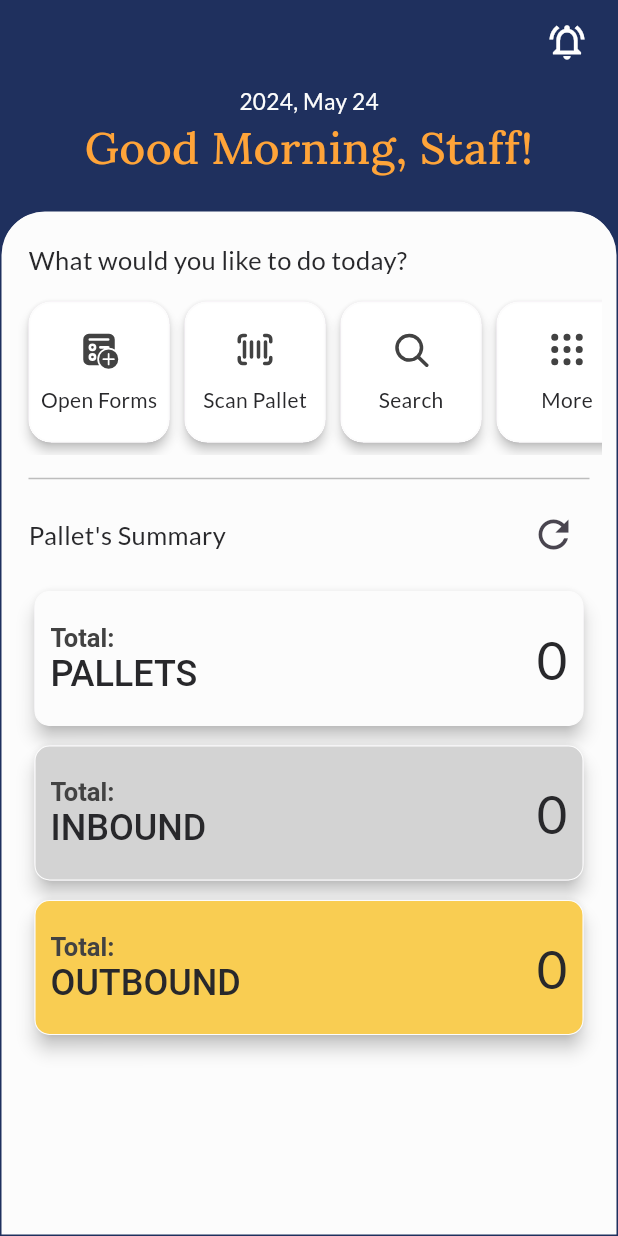
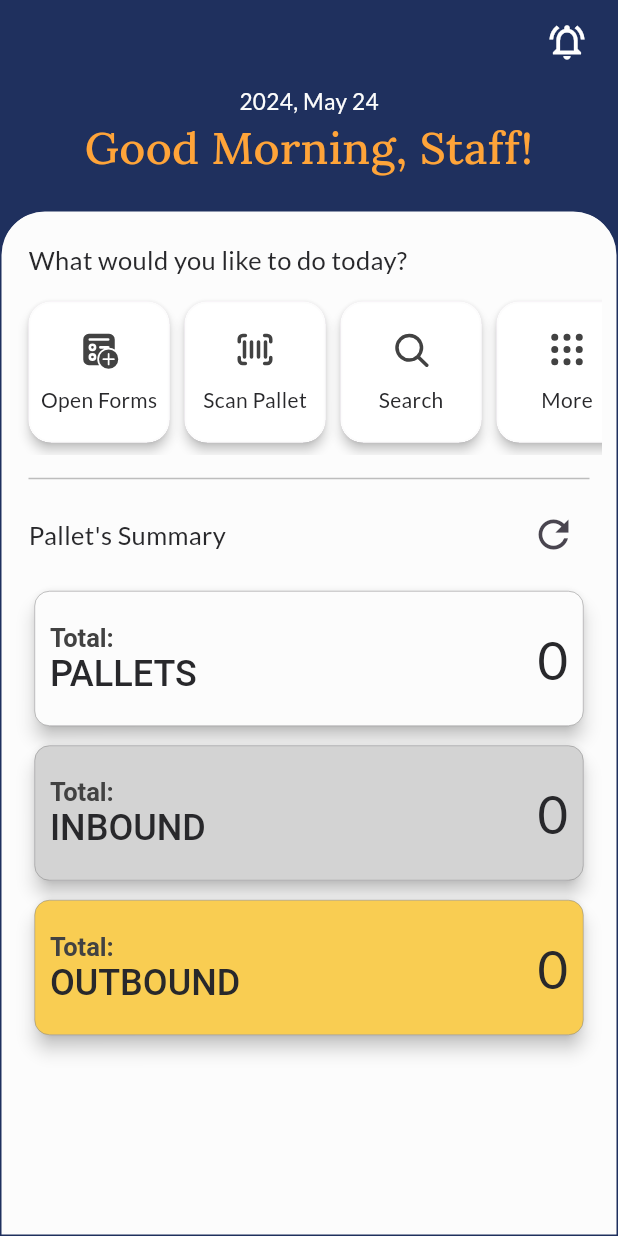
Before and after one commit to AfiqNSE/store_management_flutter_app, a Flutter app: the HomeView screen opened directly, on a phone screen of 412 x 824 dp. Run offline on Flutter 3.47's test engine with Material 3 defaults, Android fonts, the phone set to English and light mode, and no system bars; our stand-ins replace dropdown_button2, firebase_core, firebase_messaging, fluentui_system_icons, flutter_local_notifications, flutter_secure_storage and 6 more; missing offline and left inert: flutter_barcode_scanner, syncfusion_flutter_signaturepad; accounts and stored records are empty; network calls fail; project files that could hold a hidden picture were left out.

Commit message:
Minor update

```diff
--- a/lib/view/home/home_view.dart
+++ b/lib/view/home/home_view.dart
@@ -364,7 +364,7 @@ class _HomeViewState extends State<HomeView> {
         builder: (context) {
           return AlertDialog(
             shape: const RoundedRectangleBorder(
-              borderRadius: BorderRadius.all(Radius.circular(20)),
+              borderRadius: BorderRadius.all(Radius.circular(10)),
             ),
             backgroundColor: AppColor().greyGoose.withOpacity(0.3),
             elevation: 3.0,
@@ -391,10 +391,7 @@ class _HomeViewState extends State<HomeView> {
           height: 90,
           width: double.maxFinite,
           decoration: BoxDecoration(
-            border: Border.all(
-              color: AppColor().milkWhite,
-              width: 0.7,
-            ),
+            border: Border.all(width: 0.3, color: Colors.grey.shade600),
             borderRadius: BorderRadius.circular(10),
             color: customCardColor(text),
           ),
```
Also changed, not shown: lib/view/home/notification_view.dart (+11 -11 lines).
